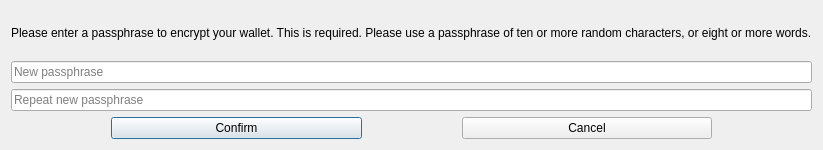
Before: the Qt Designer form src/qt/forms/encryptdialog.ui in AIPowerGrid/AI-Power-Grid-Core, drawn with Qt 5.
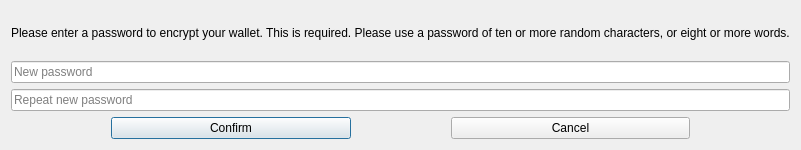
After: the same form once the commit is applied.

Commit message: Corrected capitalisation and UI display, reworded wallet passphrase to password, language translations

What changed in the file:
```diff
--- a/src/qt/forms/encryptdialog.ui
+++ b/src/qt/forms/encryptdialog.ui
@@ -30,7 +30,7 @@
         </font>
        </property>
        <property name="text">
-        <string>Please enter a passphrase to encrypt your wallet. This is required. Please use a passphrase of ten or more random characters, or eight or more words.</string>
+        <string>Please enter a password to encrypt your wallet. This is required. Please use a password of ten or more random characters, or eight or more words.</string>
        </property>
        <property name="alignment">
         <set>Qt::AlignLeading|Qt::AlignLeft|Qt::AlignVCenter</set>
@@ -47,7 +47,7 @@
         <enum>QLineEdit::Password</enum>
        </property>
        <property name="placeholderText">
-        <string>New passphrase</string>
+        <string>New password</string>
        </property>
       </widget>
      </item>
@@ -57,7 +57,7 @@
         <enum>QLineEdit::Password</enum>
        </property>
        <property name="placeholderText">
-        <string>Repeat new passphrase</string>
+        <string>Repeat new password</string>
        </property>
       </widget>
      </item>
```
The commit also changes 34 other files.
